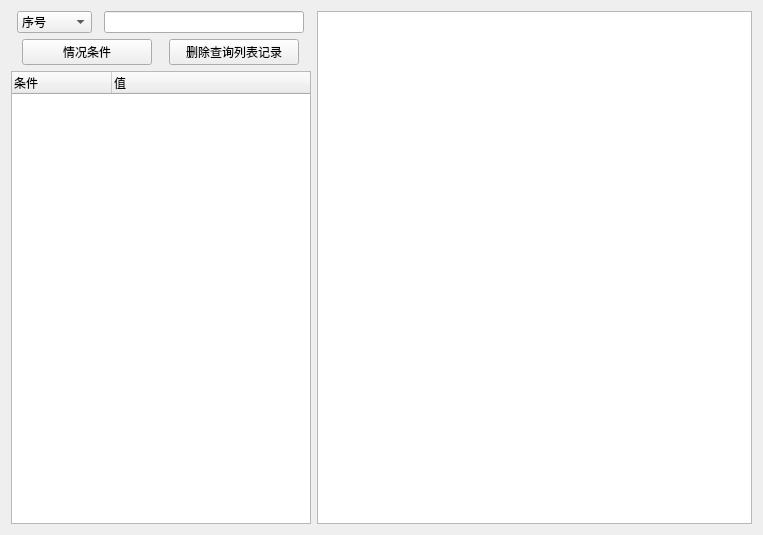
This is Sajet/checkmac.ui in Varlike0013/OracleQtMES as Qt 5 draws it before an edit. The edited form follows.
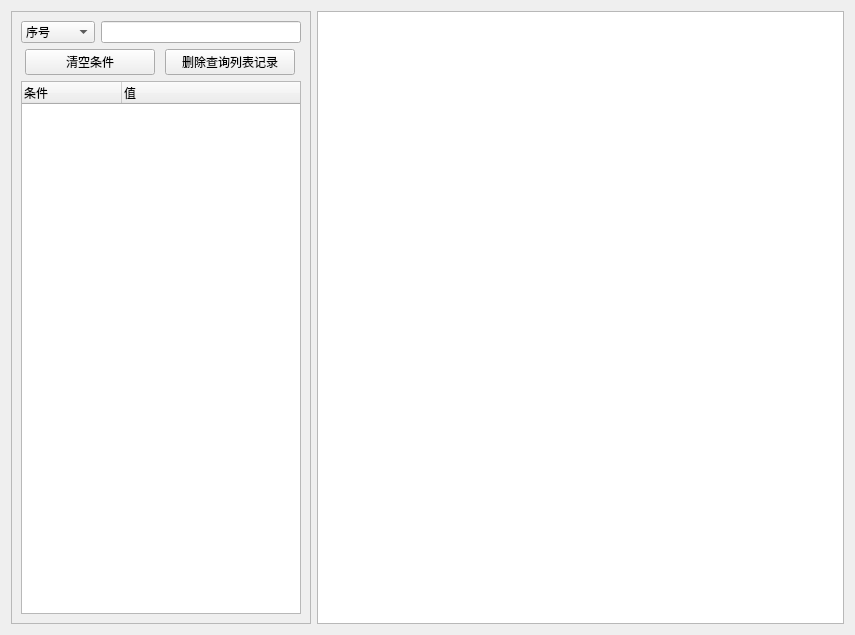
This is the edited form.

Diff of the .ui file:
```diff
--- a/Sajet/checkmac.ui
+++ b/Sajet/checkmac.ui
@@ -6,15 +6,28 @@
    <rect>
     <x>0</x>
     <y>0</y>
-    <width>763</width>
-    <height>535</height>
+    <width>855</width>
+    <height>635</height>
    </rect>
   </property>
   <property name="windowTitle">
    <string>Form</string>
   </property>
-  <layout class="QHBoxLayout" name="horizontalLayout_3" stretch="0,0">
+  <layout class="QHBoxLayout" name="horizontalLayout_3">
    <item>
+    <widget class="QFrame" name="frame">
+     <property name="maximumSize">
+      <size>
+       <width>300</width>
+       <height>16777215</height>
+      </size>
+     </property>
+     <property name="frameShape">
+      <enum>QFrame::Shape::StyledPanel</enum>
+     </property>
+     <property name="frameShadow">
+      <enum>QFrame::Shadow::Raised</enum>
+     </property>
     <layout class="QVBoxLayout" name="verticalLayout">
      <item>
       <layout class="QHBoxLayout" name="horizontalLayout">
@@ -61,7 +74,7 @@
           </size>
          </property>
          <property name="text">
-          <string>情况条件</string>
+           <string>清空条件</string>
          </property>
         </widget>
        </item>
@@ -101,6 +114,7 @@
       </widget>
      </item>
     </layout>
+    </widget>
    </item>
    <item>
     <widget class="QTableView" name="tableView"/>
```
Lines whose indentation alone changed are shown as unchanged.
